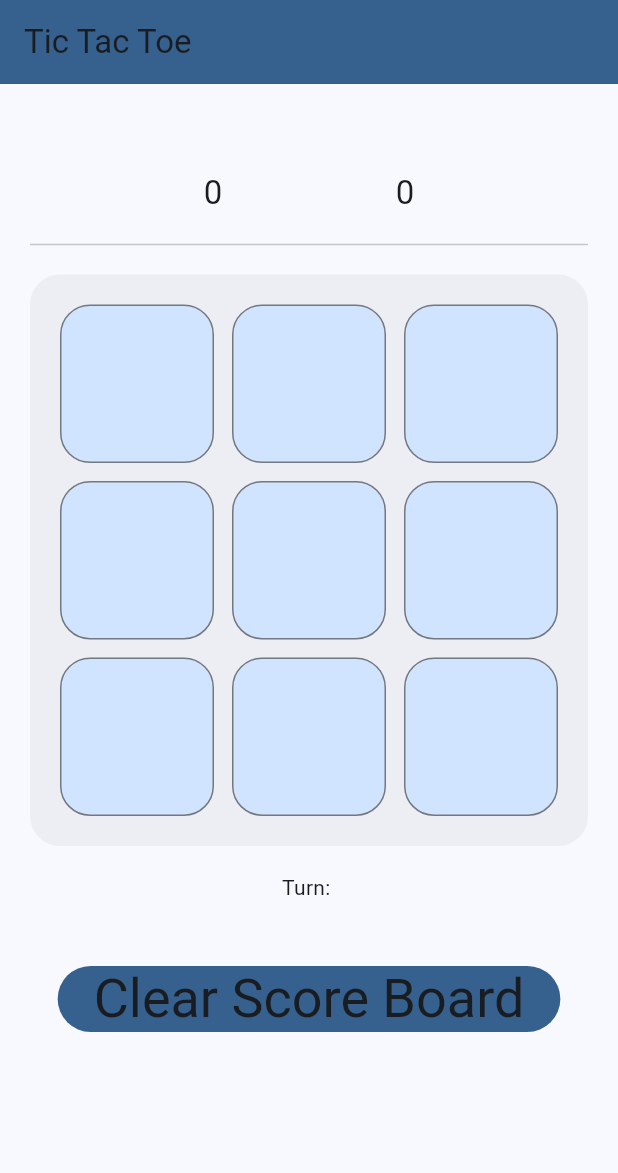
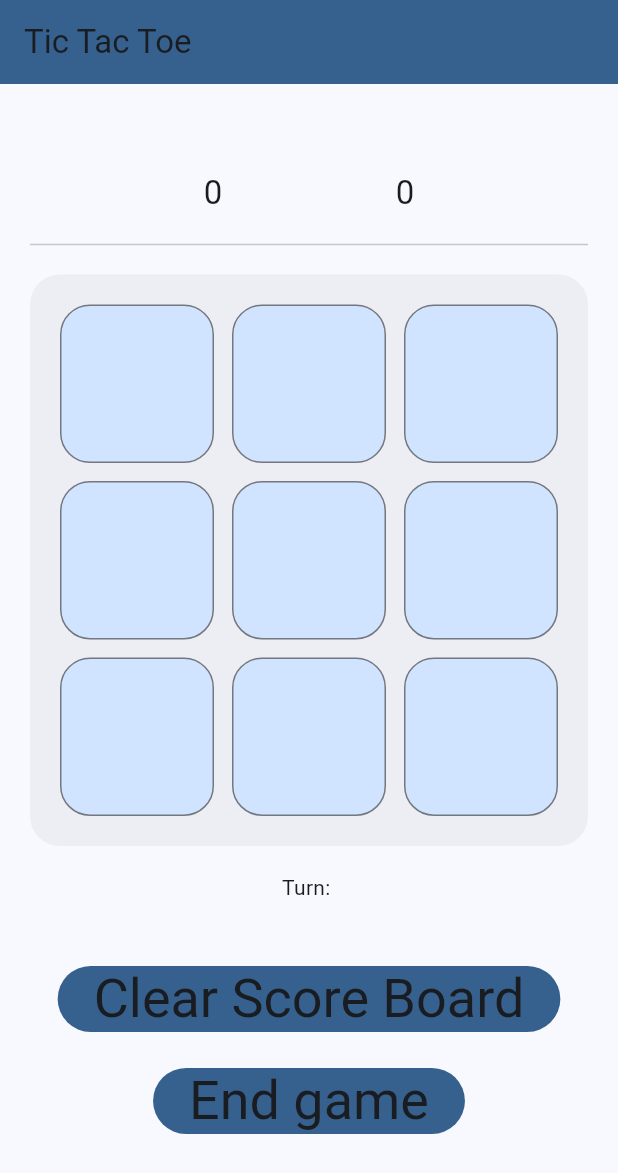
Before and after one commit to Ahmadu-Suleiman/FairGames, a Flutter app: the TicTacToeGame screen opened directly with empty values, on a phone screen of 412 x 824 dp. Shown: the top 1173 px of the screen. Run offline on Flutter 3.47's test engine with Material 3 defaults, Android fonts, the phone set to English and light mode, and no system bars; our stand-ins replace cloud_firestore, firebase_auth, firebase_core, go_router; accounts and stored records are empty; network calls fail; statements that could not run were skipped.

Commit message:
add leave game logic

```diff
--- a/lib/firebase/authentication.dart
+++ b/lib/firebase/authentication.dart
@@ -4,4 +4,5 @@ class Authentication {
   static final auth = FirebaseAuth.instance;
 
   static User? get user => auth.currentUser;
+  static String get userId => user!.uid;
 }
--- a/lib/firebase/firestore.dart
+++ b/lib/firebase/firestore.dart
@@ -82,6 +82,7 @@ class Firestore {
           player1Name = '',
           player2Name = ''}) async =>
       await games.doc(gameId).set({
+        'creator': player1Id,
         'player1': player1Id,
         'player2': player2Id,
         'player1Name': player1Name,
@@ -99,6 +100,7 @@ class Firestore {
     try {
       return GameTicTacToe(
           id: gameId,
+          creator: data['creator'],
           player1: data['player1'],
           player2: data['player2'],
           player1Name: data['player1Name'],
@@ -124,10 +126,33 @@ class Firestore {
     }
   }
 
+  static Future<void> leaveGame(GameTicTacToe game) async {
+    await players.doc(game.player2).update({'tictactoe': ''});
+    await lobbies.doc(game.id).update({
+      'players': FieldValue.arrayRemove([game.player2])
+    });
+    await games.doc(game.id).update({
+      'player2': '',
+      'player2Name': '',
+      'score1': 0,
+      'score2': 0,
+      'boardItems': List.filled(9, ''),
+      'filled': 0
+    });
+  }
+
+  static Future<void> endGame(GameTicTacToe game) async {
+    await players.doc(game.player1).update({'tictactoe': ''});
+    await players.doc(game.player2).update({'tictactoe': ''});
+    await games.doc(game.id).delete();
+    await lobbies.doc(game.id).delete();
+  }
+
   static GameTicTacToe? ticTacToeGameFromSnapshot(DocumentSnapshot snapshot) =>
       snapshot.exists
           ? GameTicTacToe(
               id: snapshot.id,
+              creator: snapshot.get('creator'),
               player1: snapshot.get('player1'),
               player2: snapshot.get('player2'),
               player1Name: snapshot.get('player1Name'),
--- a/lib/games/tic_tac_toe_game.dart
+++ b/lib/games/tic_tac_toe_game.dart
@@ -3,6 +3,7 @@ import 'package:fairgames/firebase/firestore.dart';
 import 'package:fairgames/models/game_tic_tac_toe.dart';
 import 'package:fairgames/util.dart';
 import 'package:flutter/material.dart';
+import 'package:go_router/go_router.dart';
 
 import '../models/player.dart';
 import '../widgets/loading.dart';
@@ -58,11 +59,15 @@ class _TicTacToeGameState extends State<TicTacToeGame> {
             initialData: null,
             builder: (context, snapshot) {
               if (snapshot.hasData) {
-                print(game?.boardItems.toString());
-                print(game?.filled.toString());
                 game = Firestore.ticTacToeGameFromSnapshot(snapshot.data!);
+                checkWinner();
+                Future.microtask(() {
+                  if (game!.isNotPlayer(Authentication.userId) &&
+                      context.mounted) {
+                    context.pop(context);
+                  }
+                });
 
-                checkWinner();
                 return Scaffold(
                     appBar: AppBar(
                         automaticallyImplyLeading: false,
@@ -107,12 +112,8 @@ class _TicTacToeGameState extends State<TicTacToeGame> {
             const SizedBox(height: 18),
             Text('Turn: ${game?.turnName}'),
             const SizedBox(height: 40),
-            FilledButton.tonal(
-                style: ElevatedButton.styleFrom(
-                    backgroundColor: Theme.of(context).colorScheme.primary),
-                onPressed: () => Firestore.clear(game!),
-                child: Text("Clear Score Board",
-                    style: Theme.of(context).textTheme.displaySmall))
+            if (player?.id != game!.creator) leaveGame,
+            if (player?.id == game!.creator) controls
           ])));
 
   Widget get board => Container(
@@ -146,9 +147,34 @@ class _TicTacToeGameState extends State<TicTacToeGame> {
                                   ?.copyWith(
                                       fontWeight: FontWeight.bold))))))));
 
+  Widget get leaveGame => FilledButton.tonal(
+      style: ElevatedButton.styleFrom(
+          backgroundColor: Theme.of(context).colorScheme.primary),
+      onPressed: () => Firestore.clear(game!),
+      child:
+          Text("Leave game", style: Theme.of(context).textTheme.displaySmall));
+
+  Widget get controls => Column(children: [
+        FilledButton.tonal(
+            style: ElevatedButton.styleFrom(
+                backgroundColor: Theme.of(context).colorScheme.primary),
+            onPressed: () => Firestore.clear(game!),
+            child: Text("Clear Score Board",
+                style: Theme.of(context).textTheme.displaySmall)),
+        const SizedBox(height: 20),
+        FilledButton.tonal(
+            style: ElevatedButton.styleFrom(
+                backgroundColor: Theme.of(context).colorScheme.primary),
+            onPressed: () async {
+              context.pop(context);
+              await Firestore.endGame(game!);
+            },
+            child: Text("End game",
+                style: Theme.of(context).textTheme.displaySmall))
+      ]);
+
   void tapped(int index) async {
     if (isUserTurn && game!.boardItems[index] == '') {
-      print('tap');
       if (player?.id == game?.player1) {
         game!.boardItems[index] = 'X';
       } else {
@@ -211,25 +237,20 @@ class _TicTacToeGameState extends State<TicTacToeGame> {
     }
   }
 
-  Future<void> showWinner(String winner) async {
-    await Firestore.clearBoard(
-        game!); //todo assign x and o to player one and two
+  void showWinner(String winner) async {
     if (winner == 'X') {
+      snackBar(context, '${game!.player1Name} is Winner!!!');
       await Firestore.updateScore1(game!);
     } else if (winner == 'O') {
+      snackBar(context, '${game!.player2Name} is Winner!!!');
       await Firestore.updateScore2(game!);
     }
 
-    if (mounted) {
-      snackBar(context, '$winner is Winner!!!');
-      Firestore.clearBoard(game!);
-    }
+    await Firestore.clearBoard(game!);
   }
 
-  void showDraw() {
-    if (mounted) {
-      snackBar(context, 'Draw');
-      Firestore.clearBoard(game!);
-    }
+  void showDraw() async {
+    snackBar(context, 'Draw');
+    await Firestore.clearBoard(game!);
   }
 }
--- a/lib/models/game_tic_tac_toe.dart
+++ b/lib/models/game_tic_tac_toe.dart
@@ -1,5 +1,6 @@
 class GameTicTacToe {
   String id;
+  String creator;
   String player1;
   String player2;
   String player1Name;
@@ -17,6 +18,7 @@ class GameTicTacToe {
 
   GameTicTacToe(
       {required this.id,
+      required this.creator,
       required this.player1,
       required this.player2,
       required this.player1Name,
```
Also changed, not shown: lib/pages/lobby_pages/tic_tac_toe_lobby_page.dart (+29 -20 lines).
